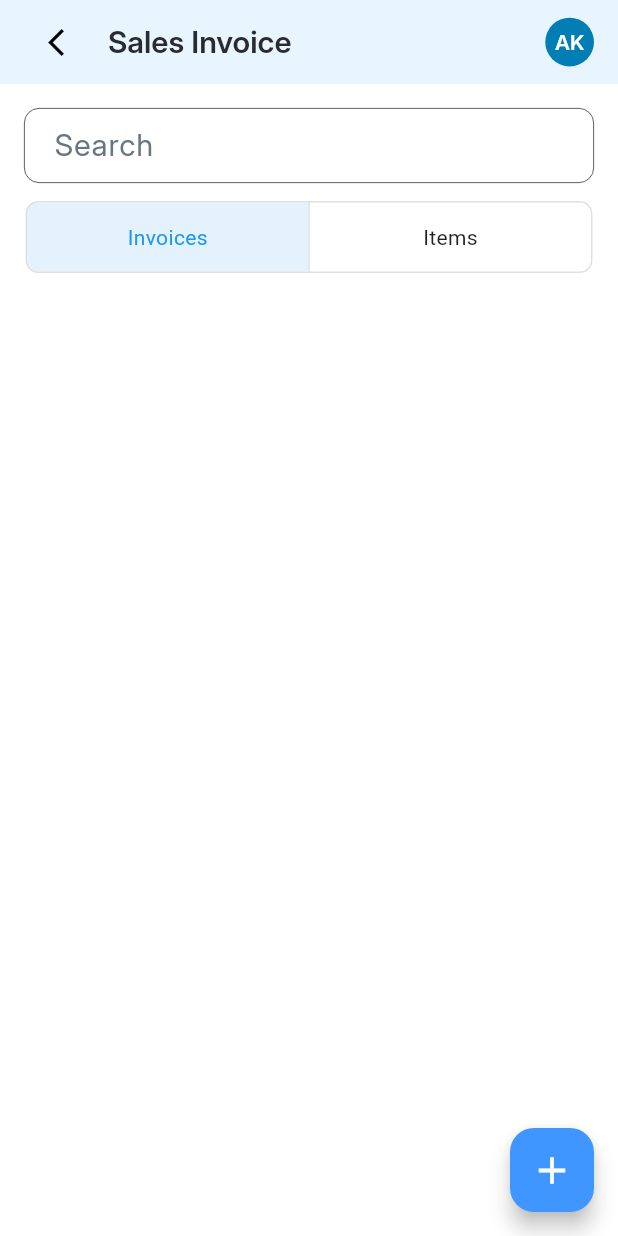
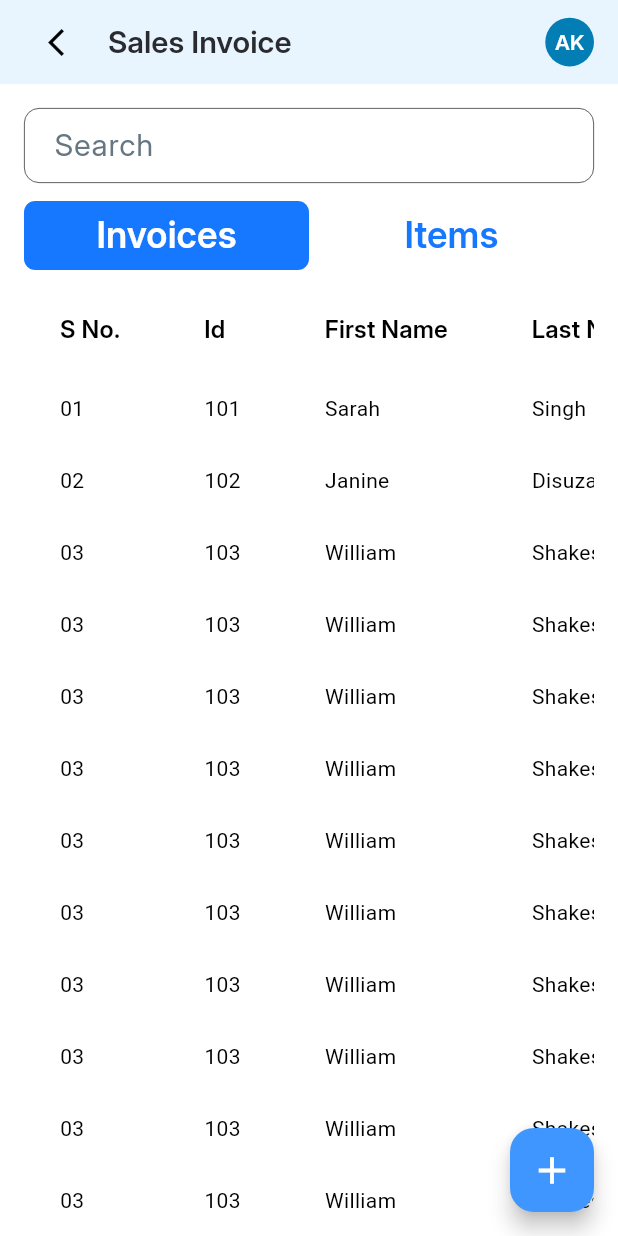
Before and after one commit to Adarsh9077/nexifBooks, a Flutter app: the SalesInvoicesSales screen opened by its route, on a phone screen of 412 x 824 dp. Run offline on Flutter 3.47's test engine with Material 3 defaults, Android fonts, the phone set to English and light mode, and no system bars; drawn by our look-alikes of dynamic_color; our stand-ins replace dio, hooks_riverpod, riverpod, shared_preferences, smooth_page_indicator; accounts and stored records are empty; network calls fail.

Commit message:
Working on Sales Invoice page

```diff
--- a/lib/features/auth/services/auth_service.dart
+++ b/lib/features/auth/services/auth_service.dart
@@ -1,3 +1,5 @@
+import 'dart:convert';
+
 import 'package:dio/dio.dart';
 import 'package:shared_preferences/shared_preferences.dart';
 
@@ -57,11 +59,26 @@ class AuthService {
         'accounts/companies/',
         queryParameters: {'owner': 1},
       );
-      print("Company data: ${response.data}");
+      // print("Company data: ${response.data}");
       return response.data;
     } catch (e) {
       print("Company error:- $e");
       return null;
     }
   }
+
+  static Future<List< dynamic>> getSalesInvoices() async {
+    try {
+      await setAuthHeader();
+      var companyId = await getCompanyDetails();
+      final response = await dio.get(
+        'invoices/sales/?company_id=${companyId!["results"][0]["id"]}&search=',
+      );
+      print(response.data["results"].runtimeType);
+      return response.data["results"];
+    } catch (e) {
+      print(e);
+      return [];
+    }
+  }
 }
--- a/lib/features/nexif_book/pages/sales/salesInvoicesSales.dart
+++ b/lib/features/nexif_book/pages/sales/salesInvoicesSales.dart
@@ -4,8 +4,10 @@ import 'package:nexifbook/common/utils/constants.dart';
 import 'package:nexifbook/common/widget/app_style.dart';
 import 'package:nexifbook/common/widget/custom_text_field.dart';
 import 'package:nexifbook/common/widget/height_spacer.dart';
-import 'package:nexifbook/common/widget/width_spacer.dart';
+import 'package:nexifbook/features/auth/services/auth_service.dart';
+import 'package:nexifbook/features/nexif_book/pages/sales/widgets/data_table_widget.dart';
 import 'package:nexifbook/features/nexif_book/widgets/app_bar.dart';
+import 'widgets/custom_tab_bar.dart';
 
 class SalesInvoicesSales extends ConsumerStatefulWidget {
   const SalesInvoicesSales({super.key});
@@ -14,12 +16,31 @@ class SalesInvoicesSales extends ConsumerStatefulWidget {
   ConsumerState<SalesInvoicesSales> createState() => _SalesInvoicesSalesState();
 }
 
-class _SalesInvoicesSalesState extends ConsumerState<SalesInvoicesSales> {
+class _SalesInvoicesSalesState extends ConsumerState<SalesInvoicesSales>
+    with TickerProviderStateMixin {
   TextEditingController searchController = TextEditingController();
+  late final TabController tabController = TabController(
+    length: 2,
+    vsync: this,
+  );
+void getSalesInvoiceData () async{
+  print("object - getSalesInvoiceData");
+  var data = await AuthService.getSalesInvoices();
+  // print(data);
+
+}
+@override
+  void initState() {
+    // TODO: implement initState
+    super.initState();
+    print("object");
+    getSalesInvoiceData();
+  }
 
   @override
   Widget build(BuildContext context) {
     final Size screenSize = MediaQuery.of(context).size;
+    getSalesInvoiceData();
     return Scaffold(
       appBar: CustomAppBar(title: "Sales Invoice", isHomePage: false),
       backgroundColor: AppConst.kLight,
@@ -39,29 +60,36 @@ class _SalesInvoicesSalesState extends ConsumerState<SalesInvoicesSales> {
               hintStyle: appStyle(20, FontWeight.w400, AppConst.kGreyLight),
             ),
             HeightSpacer(height: 12),
-            ToggleButtons(
-              constraints: BoxConstraints(
-                maxWidth: screenSize.width * 0.46,
-                minWidth: screenSize.width * 0.455,
-                minHeight: 46,
-                maxHeight: 50,
+            SizedBox(
+              height: 46,
+              child: CustomTabBar(tabController: tabController),
+            ),
+            HeightSpacer(height: 12),
+            Expanded(
+              child: SizedBox(
+                child: ClipRRect(
+                  borderRadius: BorderRadius.circular(12),
+                  child: TabBarView(
+                    controller: tabController,
+                    children: [
+                      Container(
+                        child: DataTableWidget(
+                          columnNames: [
+                            "S No.",
+                            "Id",
+                            "First Name",
+                            "Last Name",
+                            "Age",
+                            "DOB",
+                            "Role",
+                          ],
+                        ),
+                      ),
+                      Container(color: AppConst.kGreen,),
+                    ],
+                  ),
+                ),
               ),
-              borderRadius: BorderRadius.circular(8),
-              isSelected: [true, false],
-              children: [
-                Padding(
-                  padding: const EdgeInsets.symmetric(horizontal: 20),
-                  child: Text("Invoices"),
-                ),
-                Padding(
-                  padding: const EdgeInsets.symmetric(horizontal: 20),
-                  child: Text("Items"),
-                ),
-              ],
-              onPressed: (index) {
-                // switch tab
-                print(index);
-              },
             ),
           ],
         ),
--- /dev/null
+++ b/lib/features/nexif_book/pages/sales/sales_modal/sales_invoice_modal.dart
@@ -0,0 +1,38 @@
+import 'dart:convert';
+
+class SalesInvoicesModal {
+  int? invoiceId;
+  String? invoiceNumber;
+  String? invoiceDate;
+  String? customer;
+  String? totalAmount;
+
+  SalesInvoicesModal({
+    this.invoiceId,
+    this.invoiceNumber,
+    this.invoiceDate,
+    this.customer,
+    this.totalAmount,
+  });
+
+  SalesInvoicesModal.fromJson(Map<String, dynamic> json) {
+    invoiceId = json['invoiceId'];
+    invoiceNumber = json['invoiceNumber'];
+    invoiceDate = json['invoiceDate'];
+    customer = json['customer'];
+    totalAmount = json['totalAmount'];
+  }
+
+  Map<String, dynamic> toJson() {
+    final Map<String, dynamic> data = new Map<String, dynamic>();
+    data['invoiceId'] = this.invoiceId;
+    data['invoiceNumber'] = this.invoiceNumber;
+    data['invoiceDate'] = this.invoiceDate;
+    data['customer'] = this.customer;
+    data['totalAmount'] = this.totalAmount;
+    return data;
+  }
+
+  @override
+  String toString() => jsonEncode(toJson());
+}
--- /dev/null
+++ b/lib/features/nexif_book/pages/sales/widgets/custom_tab_bar.dart
@@ -0,0 +1,46 @@
+import 'package:flutter/material.dart';
+import 'package:hooks_riverpod/hooks_riverpod.dart';
+import 'package:nexifbook/common/utils/constants.dart';
+import 'package:nexifbook/common/widget/app_style.dart';
+
+class CustomTabBar extends ConsumerWidget {
+  const CustomTabBar({super.key, required this.tabController});
+
+  final TabController tabController;
+
+  @override
+  Widget build(BuildContext context, WidgetRef ref) {
+    final Size screenSize = MediaQuery.of(context).size;
+    return TabBar(
+      indicatorSize: TabBarIndicatorSize.label,
+      indicator: BoxDecoration(
+        color: Color(0XFF1677FF),
+        borderRadius: BorderRadius.circular(AppConst.kRadius * 0.75),
+      ),
+      indicatorColor: Color(0X1A007bff),
+      labelPadding: EdgeInsets.zero,
+      isScrollable: false,
+      labelColor: AppConst.kLight,
+      labelStyle: appStyle(24, FontWeight.w600, AppConst.kBlueLight),
+      controller: tabController,
+      unselectedLabelColor: Color(0XFF1677FF),
+      dividerColor: Colors.transparent,
+      tabs: [
+        Tab(
+          child: Container(
+            width: screenSize.width * 0.55,
+            padding: const EdgeInsets.symmetric(horizontal: 20),
+            child: Center(child: Text("Invoices")),
+          ),
+        ),
+        Tab(
+          child: Container(
+            width: screenSize.width * 0.55,
+            padding: const EdgeInsets.symmetric(horizontal: 20),
+            child: Center(child: Text("Items")),
+          ),
+        ),
+      ],
+    );
+  }
+}
--- /dev/null
+++ b/lib/features/nexif_book/pages/sales/widgets/data_table_widget.dart
@@ -0,0 +1,216 @@
+import 'package:flutter/material.dart';
+import 'package:nexifbook/common/utils/constants.dart';
+import 'package:nexifbook/common/widget/app_style.dart';
+import 'package:nexifbook/common/widget/reusable_text.dart';
+
+class DataTableWidget extends StatelessWidget {
+  const DataTableWidget({
+    super.key,
+    required this.columnNames,
+  });
+
+  final List<String> columnNames;
+
+  @override
+  Widget build(BuildContext context) {
+    return SingleChildScrollView(
+      scrollDirection: Axis.horizontal,
+      // controller: PageController(),
+      child: SingleChildScrollView(
+        scrollDirection: Axis.vertical,
+        child: DataTable(
+          showCheckboxColumn: true,
+          columns: <DataColumn>[
+            for (int i = 0; i < columnNames.length; i++)
+              DataColumn(
+                label: Expanded(
+                  child: ReusableText(
+                    text: columnNames[i],
+                    style: appStyle(16, FontWeight.w600, AppConst.kBlack),
+                  ),
+                ),
+              ),
+          ],
+          rows: const <DataRow>[
+            DataRow(
+              cells: <DataCell>[
+                DataCell(Text('01')),
+                DataCell(Text('101')),
+                DataCell(Text('Sarah')),
+                DataCell(Text('Singh')),
+                DataCell(Text('19')),
+                DataCell(Text('2004')),
+                DataCell(Text('Student')),
+              ],
+            ),
+            DataRow(
+              cells: <DataCell>[
+                DataCell(Text('02')),
+                DataCell(Text('102')),
+                DataCell(Text('Janine')),
+                DataCell(Text('Disuza')),
+                DataCell(Text('43')),
+                DataCell(Text('1983')),
+                DataCell(Text('Professor')),
+              ],
+            ),
+            DataRow(
+              cells: <DataCell>[
+                DataCell(Text('03')),
+                DataCell(Text('103')),
+                DataCell(Text('William')),
+                DataCell(Text('Shakespeare')),
+                DataCell(Text('27')),
+                DataCell(Text('1998')),
+                DataCell(Text('Associate Professor')),
+              ],
+            ),
+            DataRow(
+              cells: <DataCell>[
+                DataCell(Text('03')),
+                DataCell(Text('103')),
+                DataCell(Text('William')),
+                DataCell(Text('Shakespeare')),
+                DataCell(Text('27')),
+                DataCell(Text('1998')),
+                DataCell(Text('Associate Professor')),
+              ],
+            ),
+            DataRow(
+              cells: <DataCell>[
+                DataCell(Text('03')),
+                DataCell(Text('103')),
+                DataCell(Text('William')),
+                DataCell(Text('Shakespeare')),
+                DataCell(Text('27')),
+                DataCell(Text('1998')),
+                DataCell(Text('Associate Professor')),
+              ],
+            ),
+            DataRow(
+              cells: <DataCell>[
+                DataCell(Text('03')),
+                DataCell(Text('103')),
+                DataCell(Text('William')),
+                DataCell(Text('Shakespeare')),
+                DataCell(Text('27')),
+                DataCell(Text('1998')),
+                DataCell(Text('Associate Professor')),
+              ],
+            ),
+            DataRow(
+              cells: <DataCell>[
+                DataCell(Text('03')),
+                DataCell(Text('103')),
+                DataCell(Text('William')),
+                DataCell(Text('Shakespeare')),
+                DataCell(Text('27')),
+                DataCell(Text('1998')),
+                DataCell(Text('Associate Professor')),
+              ],
+            ),
+            DataRow(
+              cells: <DataCell>[
+                DataCell(Text('03')),
+                DataCell(Text('103')),
+                DataCell(Text('William')),
+                DataCell(Text('Shakespeare')),
+                DataCell(Text('27')),
+                DataCell(Text('1998')),
+                DataCell(Text('Associate Professor')),
+              ],
+            ),
+            DataRow(
+              cells: <DataCell>[
+                DataCell(Text('03')),
+                DataCell(Text('103')),
+                DataCell(Text('William')),
+                DataCell(Text('Shakespeare')),
+                DataCell(Text('27')),
+                DataCell(Text('1998')),
+                DataCell(Text('Associate Professor')),
+              ],
+            ),
+            DataRow(
+              cells: <DataCell>[
+                DataCell(Text('03')),
+                DataCell(Text('103')),
+                DataCell(Text('William')),
+                DataCell(Text('Shakespeare')),
+                DataCell(Text('27')),
+                DataCell(Text('1998')),
+                DataCell(Text('Associate Professor')),
+              ],
+            ),
+            DataRow(
+              cells: <DataCell>[
+                DataCell(Text('03')),
+                DataCell(Text('103')),
+                DataCell(Text('William')),
+                DataCell(Text('Shakespeare')),
+                DataCell(Text('27')),
+                DataCell(Text('1998')),
+                DataCell(Text('Associate Professor')),
+              ],
+            ),
+            DataRow(
+              cells: <DataCell>[
+                DataCell(Text('03')),
+                DataCell(Text('103')),
+                DataCell(Text('William')),
+                DataCell(Text('Shakespeare')),
+                DataCell(Text('27')),
+                DataCell(Text('1998')),
+                DataCell(Text('Associate Professor')),
+              ],
+            ),
+            DataRow(
+              cells: <DataCell>[
+                DataCell(Text('03')),
+                DataCell(Text('103')),
+                DataCell(Text('William')),
+                DataCell(Text('Shakespeare')),
+                DataCell(Text('27')),
+                DataCell(Text('1998')),
+                DataCell(Text('Associate Professor')),
+              ],
+            ),
+            DataRow(
+              cells: <DataCell>[
+                DataCell(Text('03')),
+                DataCell(Text('103')),
+                DataCell(Text('William')),
+                DataCell(Text('Shakespeare')),
+                DataCell(Text('27')),
+                DataCell(Text('1998')),
+                DataCell(Text('Associate Professor')),
+              ],
+            ),
+            DataRow(
+              cells: <DataCell>[
+                DataCell(Text('03')),
+                DataCell(Text('103')),
+                DataCell(Text('William')),
+                DataCell(Text('Shakespeare')),
+                DataCell(Text('27')),
+                DataCell(Text('1998')),
+                DataCell(Text('Associate Professor')),
+              ],
+            ),
+            DataRow(
+              cells: <DataCell>[
+                DataCell(Text('03')),
+                DataCell(Text('103')),
+                DataCell(Text('William')),
+                DataCell(Text('Shakespeare')),
+                DataCell(Text('27')),
+                DataCell(Text('1998')),
+                DataCell(Text('Associate Professor')),
+              ],
+            ),
+          ],
+        ),
+      ),
+    );
+  }
+}
```
Also changed, not shown: lib/features/nexif_book/pages/sales/sales_controller/invoice_items_toggle_controller.dart (added).
